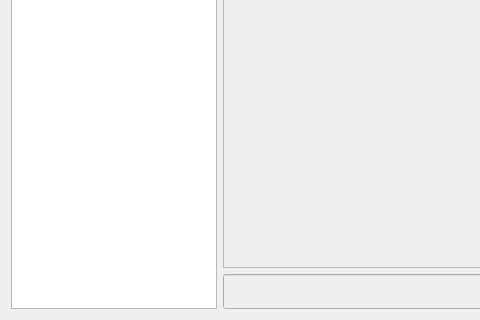
Qt form Client/window.ui (IldarS2000/Messenger) before a commit; both pictures show x 0 to 480 and y 180 to 500 of the 750 by 500 pixel window.
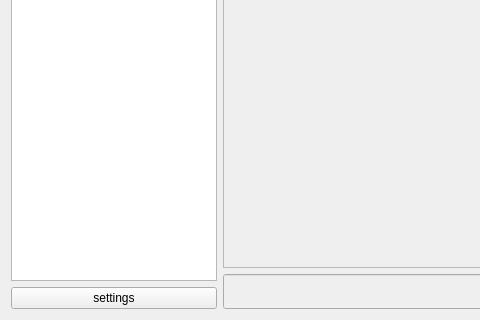
The same form after that commit. Icons and pictures are not drawn.

What changed in the file:
```diff
--- a/Client/window.ui
+++ b/Client/window.ui
@@ -58,6 +58,18 @@
      <item>
       <widget class="QListWidget" name="users"/>
      </item>
+     <item>
+      <widget class="QPushButton" name="settings">
+       <property name="styleSheet">
+        <string notr="true">*:hover {
+  background-color: rgb(98,194,233);
+}</string>
+       </property>
+       <property name="text">
+        <string>settings</string>
+       </property>
+      </widget>
+     </item>
     </layout>
    </item>
    <item row="0" column="1">
```
